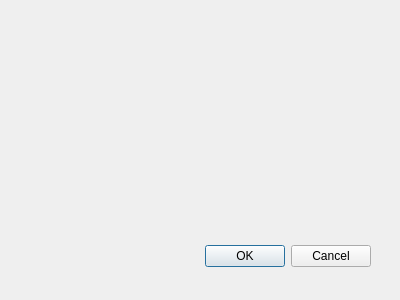
birkeh/qtIPRange, file cimportexceldialog.ui: the form before one commit.
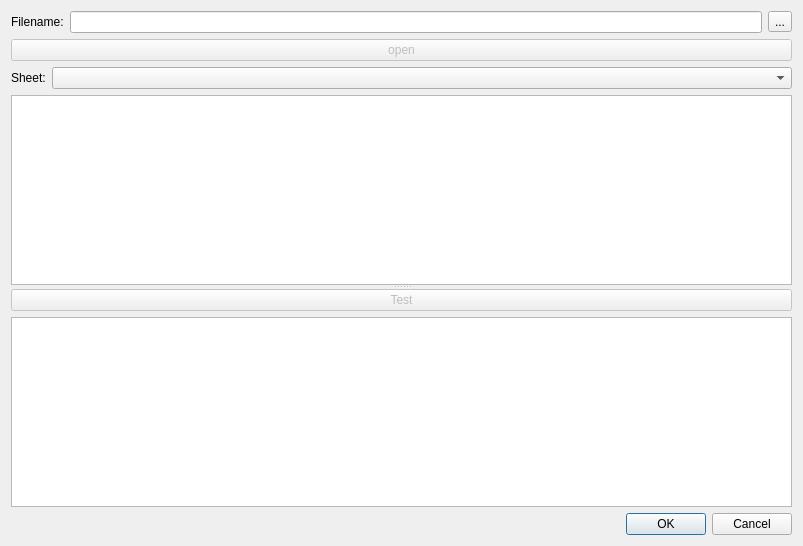
The form after the commit.

Diff of the .ui file:
```diff
--- a/cimportexceldialog.ui
+++ b/cimportexceldialog.ui
@@ -8,29 +8,112 @@
    <rect>
     <x>0</x>
     <y>0</y>
-    <width>400</width>
-    <height>300</height>
+    <width>803</width>
+    <height>546</height>
    </rect>
   </property>
   <property name="windowTitle">
    <string>Dialog</string>
   </property>
-  <widget class="QDialogButtonBox" name="buttonBox">
-   <property name="geometry">
-    <rect>
-     <x>30</x>
-     <y>240</y>
-     <width>341</width>
-     <height>32</height>
-    </rect>
-   </property>
-   <property name="orientation">
-    <enum>Qt::Horizontal</enum>
-   </property>
-   <property name="standardButtons">
-    <set>QDialogButtonBox::Cancel|QDialogButtonBox::Ok</set>
-   </property>
-  </widget>
+  <layout class="QGridLayout" name="gridLayout">
+   <item row="0" column="0">
+    <layout class="QHBoxLayout" name="horizontalLayout">
+     <item>
+      <widget class="QLabel" name="label">
+       <property name="text">
+        <string>Filename:</string>
+       </property>
+      </widget>
+     </item>
+     <item>
+      <widget class="QLineEdit" name="m_lpFileName"/>
+     </item>
+     <item>
+      <widget class="QToolButton" name="m_lpFileNameBrowse">
+       <property name="text">
+        <string>...</string>
+       </property>
+      </widget>
+     </item>
+    </layout>
+   </item>
+   <item row="1" column="0">
+    <widget class="QSplitter" name="splitter">
+     <property name="orientation">
+      <enum>Qt::Vertical</enum>
+     </property>
+     <widget class="QWidget" name="layoutWidget">
+      <layout class="QVBoxLayout" name="verticalLayout">
+       <item>
+        <widget class="QPushButton" name="m_lpOpen">
+         <property name="enabled">
+          <bool>false</bool>
+         </property>
+         <property name="text">
+          <string>open</string>
+         </property>
+        </widget>
+       </item>
+       <item>
+        <layout class="QHBoxLayout" name="horizontalLayout_2" stretch="0,1">
+         <item>
+          <widget class="QLabel" name="label_2">
+           <property name="text">
+            <string>Sheet:</string>
+           </property>
+          </widget>
+         </item>
+         <item>
+          <widget class="QComboBox" name="m_lpSheet"/>
+         </item>
+        </layout>
+       </item>
+       <item>
+        <widget class="QTreeView" name="m_lpFieldList">
+         <property name="alternatingRowColors">
+          <bool>true</bool>
+         </property>
+         <property name="rootIsDecorated">
+          <bool>false</bool>
+         </property>
+        </widget>
+       </item>
+      </layout>
+     </widget>
+     <widget class="QWidget" name="layoutWidget">
+      <layout class="QVBoxLayout" name="verticalLayout_2">
+       <item>
+        <widget class="QPushButton" name="m_lpTest">
+         <property name="enabled">
+          <bool>false</bool>
+         </property>
+         <property name="text">
+          <string>Test</string>
+         </property>
+        </widget>
+       </item>
+       <item>
+        <widget class="QTreeView" name="m_lpDataList">
+         <property name="rootIsDecorated">
+          <bool>false</bool>
+         </property>
+        </widget>
+       </item>
+      </layout>
+     </widget>
+    </widget>
+   </item>
+   <item row="2" column="0">
+    <widget class="QDialogButtonBox" name="buttonBox">
+     <property name="orientation">
+      <enum>Qt::Horizontal</enum>
+     </property>
+     <property name="standardButtons">
+      <set>QDialogButtonBox::Cancel|QDialogButtonBox::Ok</set>
+     </property>
+    </widget>
+   </item>
+  </layout>
  </widget>
  <pixmapfunction/>
  <resources/>
```
Left out of the diff: 5 changed lines with no effect on the pictures.
